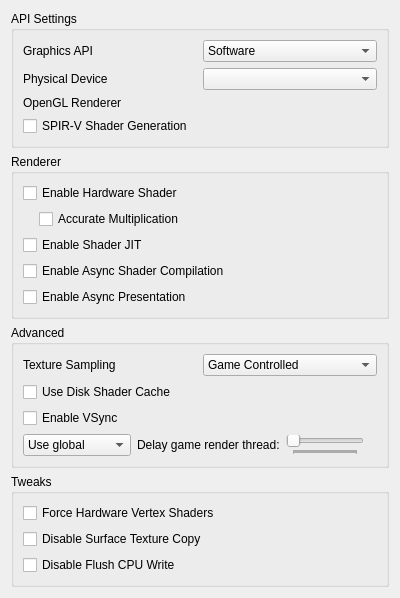
rtiangha/bravely-offline-citra, file src/citra_qt/configuration/configure_graphics.ui: the form before one commit.
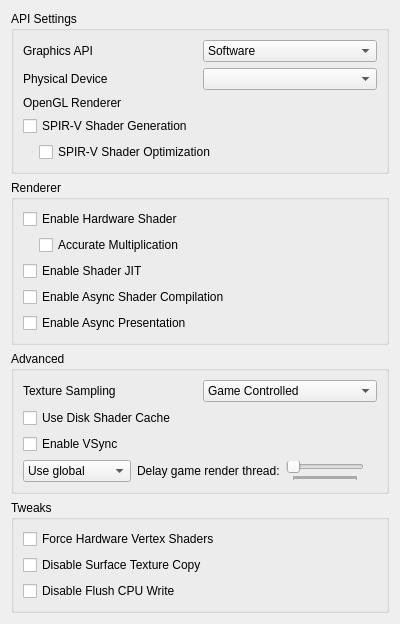
The form after the commit.

Commit message: citra_qt: Add SPIR-V Optimization UI config option

What changed in the file:
```diff
--- a/src/citra_qt/configuration/configure_graphics.ui
+++ b/src/citra_qt/configuration/configure_graphics.ui
@@ -136,6 +136,34 @@
         </property>
        </widget>
       </item>
+      <item>
+       <widget class="QWidget" name="spirv_shader_group" native="true">
+        <layout class="QVBoxLayout" name="verticalLayout_8">
+         <property name="leftMargin">
+          <number>16</number>
+         </property>
+         <property name="topMargin">
+          <number>0</number>
+         </property>
+         <property name="rightMargin">
+          <number>0</number>
+         </property>
+         <property name="bottomMargin">
+          <number>0</number>
+         </property>
+         <item>
+          <widget class="QCheckBox" name="optimize_spirv_output">
+           <property name="toolTip">
+            <string>&lt;html&gt;&lt;head/&gt;&lt;body&gt;&lt;p&gt;Performs various optimizations on SPIR-V modules to improve performance and reduce size. &lt;/p&gt;&lt;p&gt;It can be used to “legalize” and reduce the size of SPIR-V shaders for Vulkan.&lt;/p&gt;&lt;p&gt;Aims to improve shader performance and reduce the overall size of SPIR-V modules.&lt;/p&gt;&lt;/body&gt;&lt;/html&gt;</string>
+           </property>
+           <property name="text">
+             <string>SPIR-V Shader Optimization</string>
+           </property>
+          </widget>
+         </item>
+        </layout>
+       </widget>
+      </item>
      </layout>
     </widget>
    </item>
@@ -172,7 +200,7 @@
          </item>
          <item>
           <widget class="QWidget" name="hw_shader_group" native="true">
-           <layout class="QVBoxLayout" name="verticalLayout_7">
+           <layout class="QVBoxLayout" name="verticalLayout_8">
             <property name="leftMargin">
              <number>16</number>
             </property>
```
The commit also changes 5 other files.
